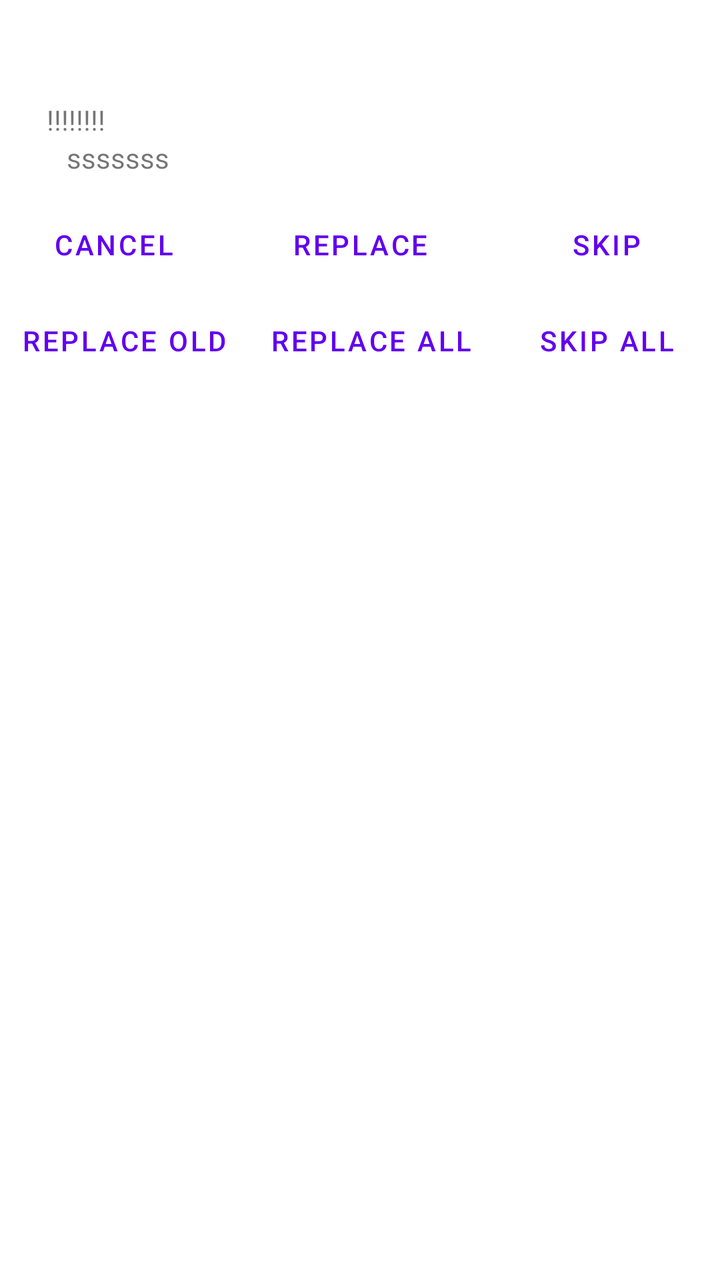
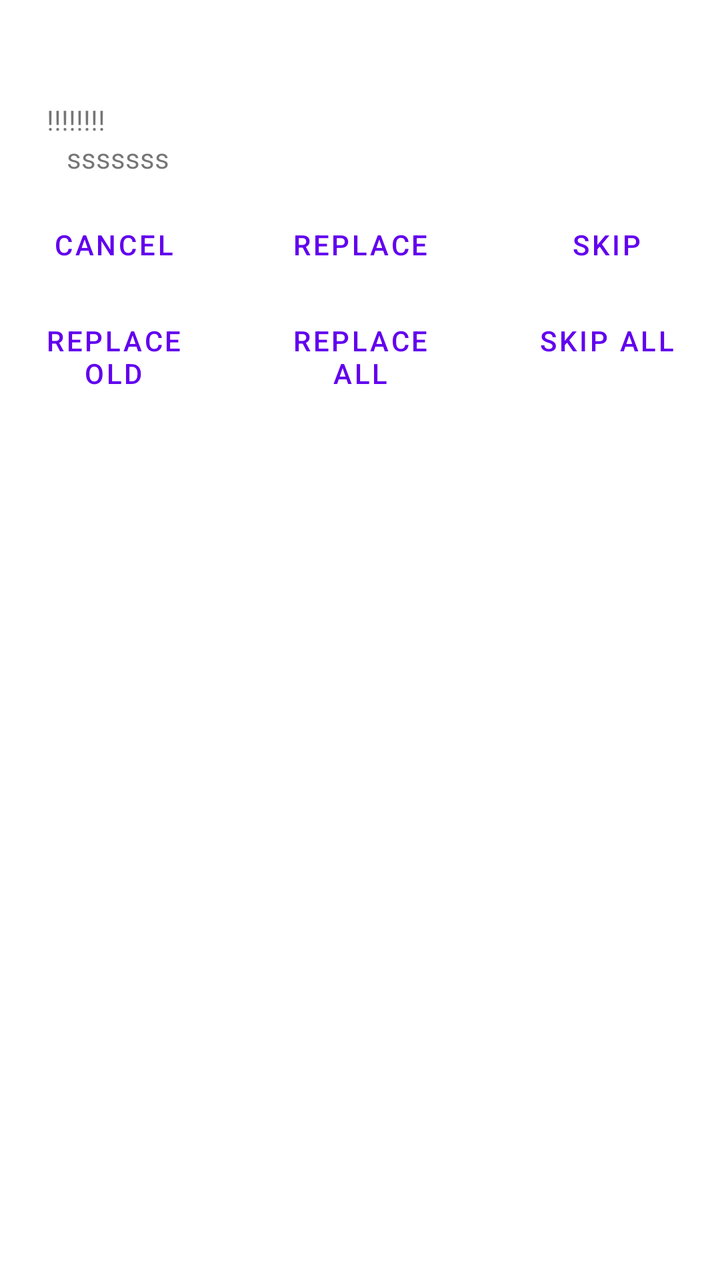

Two renders of the same Android screen: before a commit and after it. Below are the layout's source before the change and the commit's diff.
<!-- AndroidManifest.xml: fallback theme Theme.MaterialComponents.DayNight.NoActionBar -->
<!-- res/layout/file_exists.xml -->
<LinearLayout xmlns:android="http://schemas.android.com/apk/res/android"
    android:layout_width="fill_parent"
    android:layout_height="wrap_content"
    android:orientation="vertical" >

    <TextView
        android:id="@+id/dlg_title"
        android:layout_height="wrap_content"
        android:layout_width="fill_parent"
        android:layout_marginTop="16dip"
        android:layout_marginStart="20dip"
        android:layout_marginBottom="10dip"
        android:textAppearance="?android:attr/textAppearanceMedium"
        android:textStyle="bold"
        />

    <TextView
        android:id="@+id/msg_text"
        android:layout_height="wrap_content"
        android:layout_width="wrap_content"
        android:layout_marginStart="20dip"
        android:text=" !!!!!!!!"
        />

    <TextView
        android:id="@+id/conflict_details"
        android:layout_height="wrap_content"
        android:layout_width="wrap_content"
        android:layout_marginStart="30dip"
        android:text=" sssssss"
        />

    <LinearLayout
        android:layout_width="fill_parent"
        android:layout_height="wrap_content"
        android:layout_marginTop="10dip"
        android:gravity="center_horizontal"
        android:orientation="horizontal" >

        <Button style="?android:attr/buttonBarButtonStyle"
            android:id="@+id/cancel"
            android:layout_width="wrap_content"
            android:layout_height="wrap_content"
            android:layout_marginEnd="10dip"
            android:layout_weight="1"
            android:text="@string/dialog_cancel"
            />

        <Button style="?android:attr/buttonBarButtonStyle"
            android:id="@+id/yes_replace"
            android:layout_width="wrap_content"
            android:layout_height="wrap_content"
            android:layout_marginEnd="10dip"
            android:layout_weight="1"
            android:text="@string/dialog_replace"
            />

        <Button style="?android:attr/buttonBarButtonStyle"
            android:id="@+id/no_skip"
            android:layout_width="wrap_content"
            android:layout_height="wrap_content"
            android:layout_weight="1"
            android:text="@string/dialog_skip" />

    </LinearLayout>

    <LinearLayout
        android:layout_width="fill_parent"
        android:layout_height="wrap_content"
        android:layout_marginTop="0dip"
        android:gravity="center_horizontal"
        android:orientation="horizontal" >

        <Button style="?android:attr/buttonBarButtonStyle"
            android:id="@+id/replace_old"
            android:layout_width="wrap_content"
            android:layout_height="wrap_content"
            android:layout_weight="1"
            android:text="@string/dialog_replace_old"
            />

        <Button style="?android:attr/buttonBarButtonStyle"
            android:id="@+id/replace_all"
            android:layout_width="wrap_content"
            android:layout_height="wrap_content"
            android:layout_marginEnd="10dip"
            android:layout_weight="1"
            android:text="@string/dialog_replace_all"
            />

        <Button style="?android:attr/buttonBarButtonStyle"
            android:id="@+id/skip_all"
            android:layout_width="wrap_content"
            android:layout_height="wrap_content"
            android:layout_marginEnd="10dip"
            android:layout_weight="1"
            android:text="@string/dialog_skip_all"
            />

    </LinearLayout>


</LinearLayout>
<!-- resources referenced by this layout -->
<resources>
  <string name="dialog_cancel">Cancel</string>
  <string name="dialog_replace">Replace</string>
  <string name="dialog_replace_all">Replace all</string>
  <string name="dialog_replace_old">Replace old</string>
  <string name="dialog_skip">Skip</string>
  <string name="dialog_skip_all">Skip all</string>
</resources>

<!-- the commit's change to res/layout/file_exists.xml (unified diff, before → after) -->
@@ -39,7 +39,7 @@
 
         <Button style="?android:attr/buttonBarButtonStyle"
             android:id="@+id/cancel"
-            android:layout_width="wrap_content"
+            android:layout_width="0dp"
             android:layout_height="wrap_content"
             android:layout_marginEnd="10dip"
             android:layout_weight="1"
@@ -48,7 +48,7 @@
 
         <Button style="?android:attr/buttonBarButtonStyle"
             android:id="@+id/yes_replace"
-            android:layout_width="wrap_content"
+            android:layout_width="0dp"
             android:layout_height="wrap_content"
             android:layout_marginEnd="10dip"
             android:layout_weight="1"
@@ -57,7 +57,7 @@
 
         <Button style="?android:attr/buttonBarButtonStyle"
             android:id="@+id/no_skip"
-            android:layout_width="wrap_content"
+            android:layout_width="0dp"
             android:layout_height="wrap_content"
             android:layout_weight="1"
             android:text="@string/dialog_skip" />
@@ -73,15 +73,16 @@
 
         <Button style="?android:attr/buttonBarButtonStyle"
             android:id="@+id/replace_old"
-            android:layout_width="wrap_content"
+            android:layout_width="0dp"
             android:layout_height="wrap_content"
+            android:layout_marginEnd="10dip"
             android:layout_weight="1"
             android:text="@string/dialog_replace_old"
             />
 
         <Button style="?android:attr/buttonBarButtonStyle"
             android:id="@+id/replace_all"
-            android:layout_width="wrap_content"
+            android:layout_width="0dp"
             android:layout_height="wrap_content"
             android:layout_marginEnd="10dip"
             android:layout_weight="1"
@@ -90,9 +91,8 @@
 
         <Button style="?android:attr/buttonBarButtonStyle"
             android:id="@+id/skip_all"
-            android:layout_width="wrap_content"
+            android:layout_width="0dp"
             android:layout_height="wrap_content"
-            android:layout_marginEnd="10dip"
             android:layout_weight="1"
             android:text="@string/dialog_skip_all"
             />
